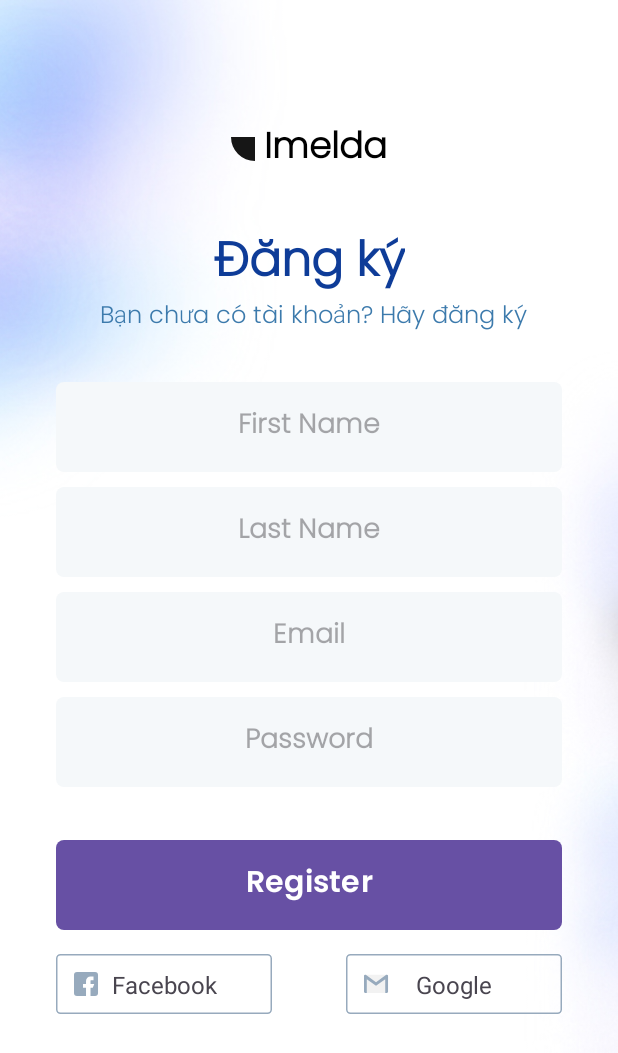
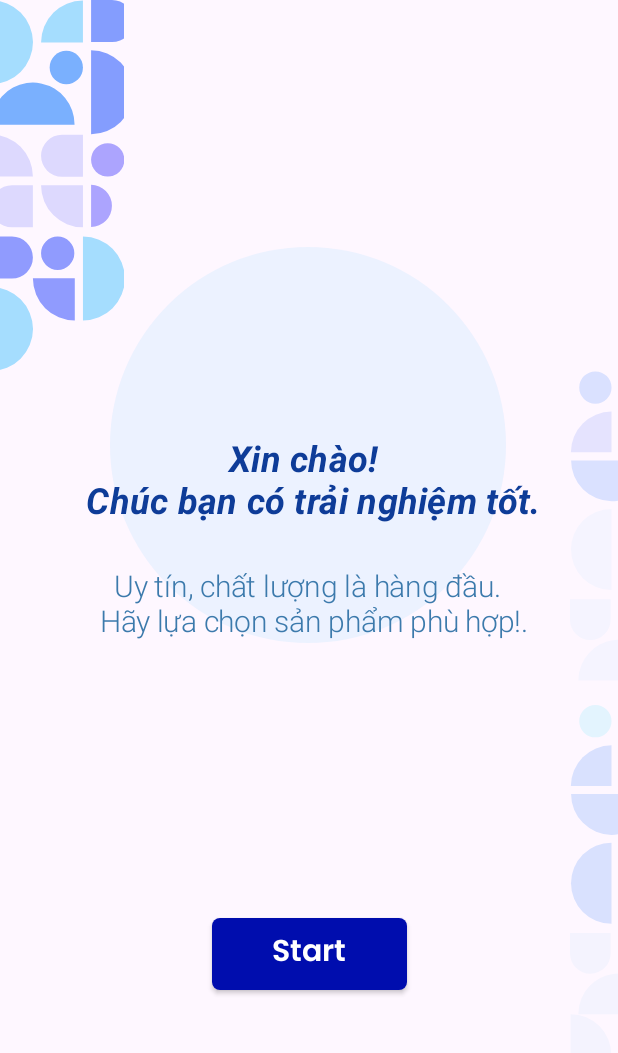
Before and after one commit to tungha262/baitaplon, an Android app: the screen it shows after launch (LoginRegisterActivity), on a phone screen of 412 x 824 dp. Shown: the top 1053 px of the screen. Run offline under Robolectric (Android 15) with nearby library versions, the phone set to English and light mode, and no system bars; our stand-ins replace Dagger/Hilt's generated code; plain views replace CircularProgressButton.

Commit message:
Login and Register

```diff
--- a/app/src/main/java/com/example/baitaplon/fragments/loginRegister/IntroductionFragment.kt
+++ b/app/src/main/java/com/example/baitaplon/fragments/loginRegister/IntroductionFragment.kt
@@ -12,4 +12,25 @@ import com.example.baitaplon.databinding.FragmentIntroducetionBinding
 
 class IntroductionFragment : Fragment() {
 
+    private var binding: FragmentIntroducetionBinding? = null
+    private val mBinding get() = binding!!
+
+    override fun onCreateView(
+        inflater: LayoutInflater,
+        container: ViewGroup?,
+        savedInstanceState: Bundle?
+    ): View? {
+        binding = FragmentIntroducetionBinding.inflate(inflater, container, false)
+
+        val navHostFragment = activity?.supportFragmentManager?.findFragmentById(R.id.fragmentContainerView) as NavHostFragment
+        val navController = navHostFragment.navController
+
+        mBinding.buttonStart.setOnClickListener {
+            // navigate to login screen here
+            navController.navigate(R.id.action_introductionFragment_to_accountOptionsFragment, null)
+        }
+        return mBinding.root
+
+
+    }
 }
--- a/app/src/main/java/com/example/baitaplon/fragments/loginRegister/RegisterFragment.kt
+++ b/app/src/main/java/com/example/baitaplon/fragments/loginRegister/RegisterFragment.kt
@@ -4,6 +4,7 @@ import android.util.Log
 import android.view.LayoutInflater
 import android.view.View
 import android.view.ViewGroup
+import android.widget.Toast
 import androidx.fragment.app.Fragment
 import androidx.fragment.app.viewModels
 import com.example.baitaplon.R
@@ -16,6 +17,7 @@ import kotlinx.coroutines.launch
 
 import androidx.activity.viewModels
 import androidx.lifecycle.lifecycleScope
+import androidx.navigation.fragment.findNavController
 import com.example.baitaplon.data.User
 import com.example.baitaplon.util.RegisterValidation
 import com.example.baitaplon.util.Resource
@@ -41,6 +43,9 @@ class RegisterFragment : Fragment() {
 
     override fun onViewCreated(view: View, savedInstanceState: Bundle?) {
         super.onViewCreated(view, savedInstanceState)
+        biding.tvDoHaveAcc.setOnClickListener {
+            findNavController().navigate(R.id.action_registerFragment_to_loginFragment)
+        }
 
 
         biding.apply {
@@ -62,6 +67,7 @@ class RegisterFragment : Fragment() {
                     }
                     is Resource.Success -> {
                         Log.d("test", it.message.toString())
+                        Toast.makeText(context, "Đăng ký thành công", Toast.LENGTH_SHORT).show()
                         biding.buttonRegisterRegister.revertAnimation()
                     }
                     is Resource.Error -> {
--- a/app/src/main/res/layout/fragment_login.xml
+++ b/app/src/main/res/layout/fragment_login.xml
@@ -92,7 +92,7 @@
             app:layout_constraintTop_toBottomOf="@id/edPasswordLogin"/>
 
 
-        <androidx.appcompat.widget.AppCompatButton
+        <com.github.leandroborgesferreira.loadingbutton.customViews.CircularProgressButton
             android:id="@+id/buttonLoginLogin"
             android:layout_width="0dp"
             android:layout_height="60dp"
--- a/app/src/main/res/layout/fragment_register.xml
+++ b/app/src/main/res/layout/fragment_register.xml
@@ -45,12 +45,12 @@
             />
 
         <TextView
-            android:id="@+id/tvDontHaveAcc"
+            android:id="@+id/tvDoHaveAcc"
             style="@style/h2"
             android:layout_width="wrap_content"
             android:layout_height="wrap_content"
             android:layout_marginTop="48dp"
-            android:text="Bạn chưa có tài khoản? Hãy đăng ký"
+            android:text="Bạn đã có tài khoản? Hãy đăng nhập"
             android:textColor="#3C7AAC"
             android:textSize="16sp"
 
@@ -66,7 +66,7 @@
             android:layout_height="60dp"
             app:layout_constraintStart_toStartOf="@id/guidelineRegisterLeft"
             app:layout_constraintEnd_toEndOf="@id/guidelineRegisterRight"
-            app:layout_constraintTop_toBottomOf="@id/tvDontHaveAcc"
+            app:layout_constraintTop_toBottomOf="@id/tvDoHaveAcc"
             style="@style/editText"
             android:hint="First Name"
             android:inputType="textEmailAddress"
--- a/app/src/main/res/navigation/login_register_graph.xml
+++ b/app/src/main/res/navigation/login_register_graph.xml
@@ -3,7 +3,7 @@
     xmlns:app="http://schemas.android.com/apk/res-auto"
     xmlns:tools="http://schemas.android.com/tools"
     android:id="@+id/login_register_graph"
-    app:startDestination="@id/registerFragment">
+    app:startDestination="@id/introductionFragment">
 
     <fragment
         android:id="@+id/introductionFragment"
--- a/gradle/libs.versions.toml
+++ b/gradle/libs.versions.toml
@@ -12,6 +12,7 @@ constraintlayout = "2.1.4"
 googleServices = "4.4.1"
 firebaseAuth = "23.0.0"
 googleGmsGoogleServices = "4.4.1"
+firebaseFirestore = "25.0.0"
 
 [libraries]
 androidx-core-ktx = { group = "androidx.core", name = "core-ktx", version.ref = "coreKtx" }
@@ -20,10 +21,11 @@ androidx-junit = { group = "androidx.test.ext", name = "junit", version.ref = "j
 androidx-espresso-core = { group = "androidx.test.espresso", name = "espresso-core", version.ref = "espressoCore" }
 androidx-appcompat = { group = "androidx.appcompat", name = "appcompat", version.ref = "appcompat" }
 material = { group = "com.google.android.material", name = "material", version.ref = "material" }
-androidx-activity = { group = "androidx.activity", name = "activity", version.ref = "activity" }
+androidx-activity = { group = "androidx.activity", name = "activity", version = "1.9.0" }
 androidx-constraintlayout = { group = "androidx.constraintlayout", name = "constraintlayout", version.ref = "constraintlayout" }
 google-services = { group = "com.google.gms", name = "google-services", version.ref = "googleServices" }
 firebase-auth = { group = "com.google.firebase", name = "firebase-auth", version.ref = "firebaseAuth" }
+firebase-firestore = { group = "com.google.firebase", name = "firebase-firestore", version.ref = "firebaseFirestore" }
 
 [plugins]
 androidApplication = { id = "com.android.application", version.ref = "agp" }
```
Also changed, not shown: app/build.gradle.kts (+8 -3 lines), app/src/main/java/com/example/baitaplon/fragments/loginRegister/AccountOptionsFragment.kt (+33 -0 lines), app/src/main/java/com/example/baitaplon/fragments/loginRegister/LoginFragment.kt (+67 -1 lines), app/src/main/java/com/example/baitaplon/viewmodel/LoginViewmodel.kt (added, +39 -0 lines), app/src/main/java/com/example/baitaplon/dependency_injection/AppModule.kt (line endings or trailing spaces), build.gradle.kts (line endings or trailing spaces).
